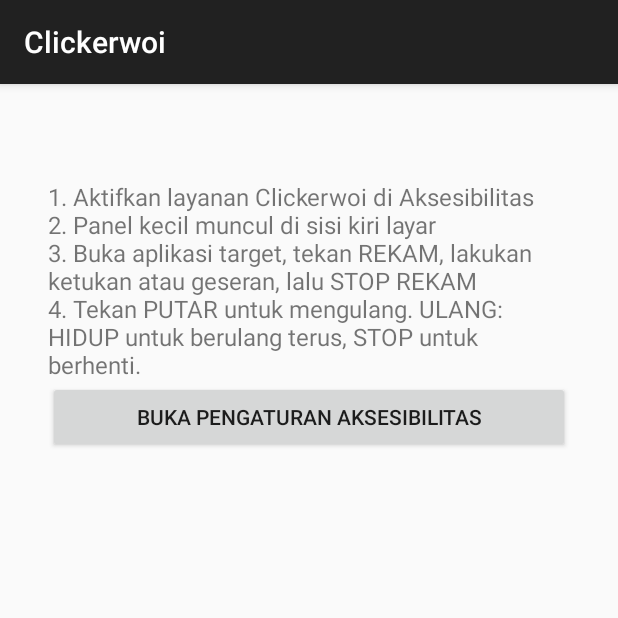
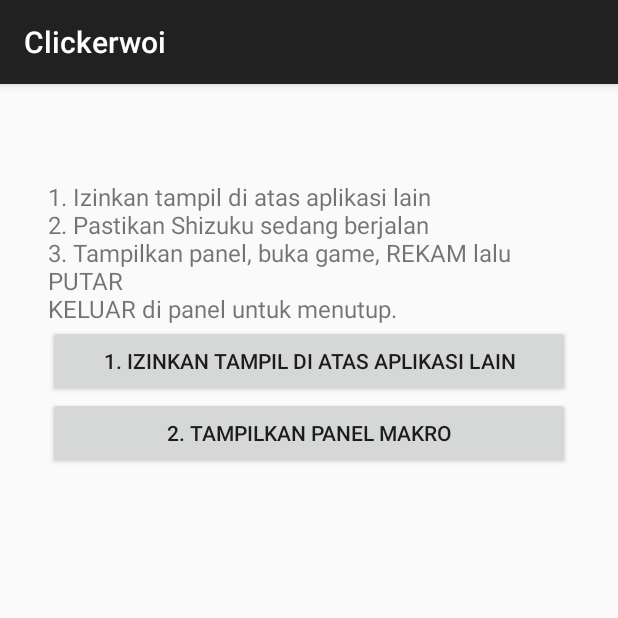
Before and after one commit to 4fd47-blip/Clickerwoi, an Android app: the screen it shows after launch (MainActivity), on a phone screen of 412 x 824 dp, the top half of it. Run offline under Robolectric (Android 15) with nearby library versions, the phone set to English and light mode, and no system bars.

Commit message:
Tanpa aksesibilitas, panel overlay

```diff
--- a/app/src/main/java/com/clickerwoi/app/MainActivity.kt
+++ b/app/src/main/java/com/clickerwoi/app/MainActivity.kt
@@ -1,12 +1,17 @@
 package com.clickerwoi.app
 
+import android.Manifest
 import android.content.Intent
+import android.net.Uri
+import android.os.Build
 import android.os.Bundle
 import android.provider.Settings
 import android.widget.Button
 import android.widget.LinearLayout
 import android.widget.TextView
+import android.widget.Toast
 import androidx.appcompat.app.AppCompatActivity
+import androidx.core.content.ContextCompat
 
 class MainActivity : AppCompatActivity() {
 
@@ -19,22 +24,44 @@ class MainActivity : AppCompatActivity() {
         }
 
         val info = TextView(this).apply {
-            text = "1. Aktifkan layanan Clickerwoi di Aksesibilitas\n" +
-                "2. Panel kecil muncul di sisi kiri layar\n" +
-                "3. Buka aplikasi target, tekan REKAM, lakukan ketukan atau geseran, lalu STOP REKAM\n" +
-                "4. Tekan PUTAR untuk mengulang. ULANG: HIDUP untuk berulang terus, STOP untuk berhenti."
+            text = "1. Izinkan tampil di atas aplikasi lain\n" +
+                "2. Pastikan Shizuku sedang berjalan\n" +
+                "3. Tampilkan panel, buka game, REKAM lalu PUTAR\n" +
+                "KELUAR di panel untuk menutup."
             textSize = 16f
         }
 
-        val tombol = Button(this).apply {
-            text = "Buka Pengaturan Aksesibilitas"
+        val tombolIzin = Button(this).apply {
+            text = "1. Izinkan tampil di atas aplikasi lain"
             setOnClickListener {
-                startActivity(Intent(Settings.ACTION_ACCESSIBILITY_SETTINGS))
+                startActivity(
+                    Intent(
+                        Settings.ACTION_MANAGE_OVERLAY_PERMISSION,
+                        Uri.parse("package:$packageName")
+                    )
+                )
             }
         }
 
+        val tombolMulai = Button(this).apply {
+            text = "2. Tampilkan Panel Makro"
+            setOnClickListener { mulai() }
+        }
+
         layout.addView(info)
-        layout.addView(tombol)
+        layout.addView(tombolIzin)
+        layout.addView(tombolMulai)
         setContentView(layout)
     }
+
+    private fun mulai() {
+        if (!Settings.canDrawOverlays(this)) {
+            Toast.makeText(this, "Izinkan tampil di atas aplikasi lain dulu", Toast.LENGTH_LONG).show()
+            return
+        }
+        if (Build.VERSION.SDK_INT >= 33) {
+            requestPermissions(arrayOf(Manifest.permission.POST_NOTIFICATIONS), 1)
+        }
+        ContextCompat.startForegroundService(this, Intent(this, PanelService::class.java))
+    }
 }
--- a/app/src/main/res/xml/accessibility_config.xml
+++ /dev/null
@@ -1,6 +0,0 @@
-<?xml version="1.0" encoding="utf-8"?>
-<accessibility-service xmlns:android="http://schemas.android.com/apk/res/android"
-    android:accessibilityEventTypes="typeAllMask"
-    android:accessibilityFeedbackType="feedbackGeneric"
-    android:canPerformGestures="true"
-    android:description="@string/service_desc" />
```
Also changed, not shown: app/src/main/AndroidManifest.xml (+10 -9 lines), app/src/main/java/com/clickerwoi/app/PanelService.kt (renamed from app/src/main/java/com/clickerwoi/app/ClickService.kt, +47 -12 lines).
